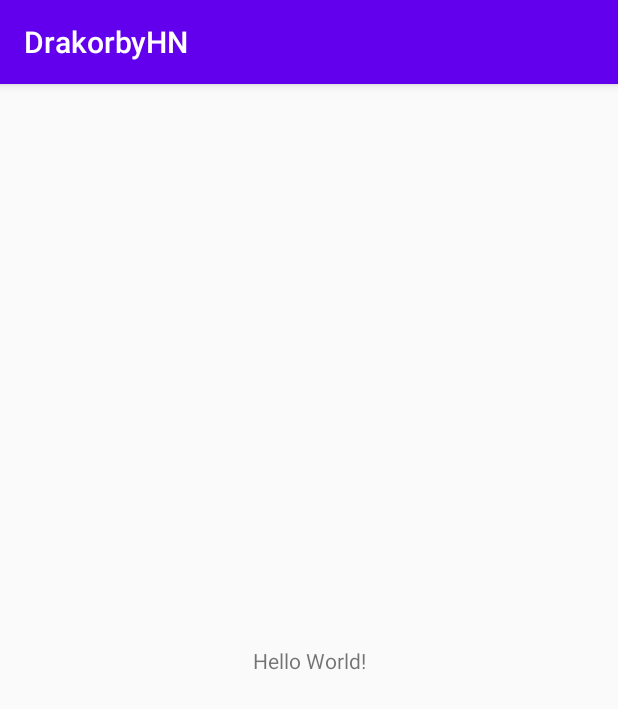
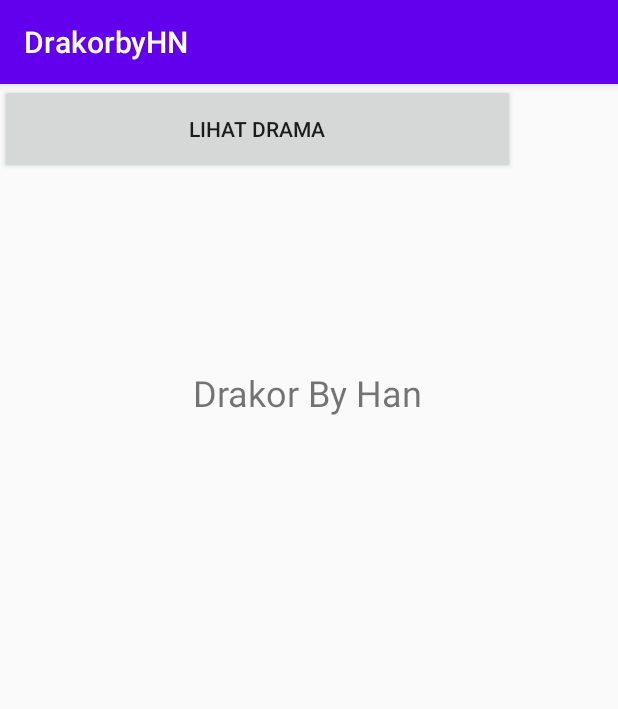
Before and after one commit to astitihanum/drakor, an Android app: the screen it shows after launch (MainActivity), on a phone screen of 412 x 824 dp. Shown: the top 709 px of the screen. Run offline under Robolectric (Android 15) with nearby library versions, the phone set to English and light mode, and no system bars.

```diff
--- a/app/build.gradle
+++ b/app/build.gradle
@@ -31,4 +31,6 @@ dependencies {
     testImplementation 'junit:junit:4.12'
     androidTestImplementation 'androidx.test.ext:junit:1.1.1'
     androidTestImplementation 'androidx.test.espresso:espresso-core:3.2.0'
+    implementation 'androidx.recyclerview:recyclerview:1.1.0'
+    implementation 'androidx.cardview:cardview:1.0.0'
 }
--- a/app/src/main/java/com/example/drakorbyhn/MainActivity.java
+++ b/app/src/main/java/com/example/drakorbyhn/MainActivity.java
@@ -3,6 +3,7 @@ package com.example.drakorbyhn;
 import androidx.appcompat.app.AppCompatActivity;
 
 import android.os.Bundle;
+import android.view.View;
 
 public class MainActivity extends AppCompatActivity {
 
@@ -11,4 +12,7 @@ public class MainActivity extends AppCompatActivity {
         super.onCreate(savedInstanceState);
         setContentView(R.layout.activity_main);
     }
+
+    public void handleNext(View view) {
+    }
 }
--- a/app/src/main/res/layout/activity_main.xml
+++ b/app/src/main/res/layout/activity_main.xml
@@ -9,10 +9,24 @@
     <TextView
         android:layout_width="wrap_content"
         android:layout_height="wrap_content"
-        android:text="Hello World!"
+        android:layout_marginTop="16dp"
+        android:text="Drakor By Han"
+        android:textSize="24sp"
         app:layout_constraintBottom_toBottomOf="parent"
+        app:layout_constraintHorizontal_bias="0.498"
         app:layout_constraintLeft_toLeftOf="parent"
         app:layout_constraintRight_toRightOf="parent"
-        app:layout_constraintTop_toTopOf="parent" />
+        app:layout_constraintTop_toTopOf="parent"
+        app:layout_constraintVertical_bias="0.241" />
+
+    <Button
+        android:id="@+id/buttonlogo"
+        android:layout_width="343dp"
+        android:layout_height="60dp"
+        android:text="Lihat Drama"
+        android:onClick="handleNext"
+        tools:layout_editor_absoluteX="24dp"
+        tools:layout_editor_absoluteY="554dp"
+        tools:ignore="MissingConstraints" />
 
 </androidx.constraintlayout.widget.ConstraintLayout>
```
Also changed, not shown: app/src/main/res/layout/activity_logo_drama.xml (+25 -0 lines), app/src/main/res/layout/item_logo.xml (added, +42 -0 lines), 1 other file.
